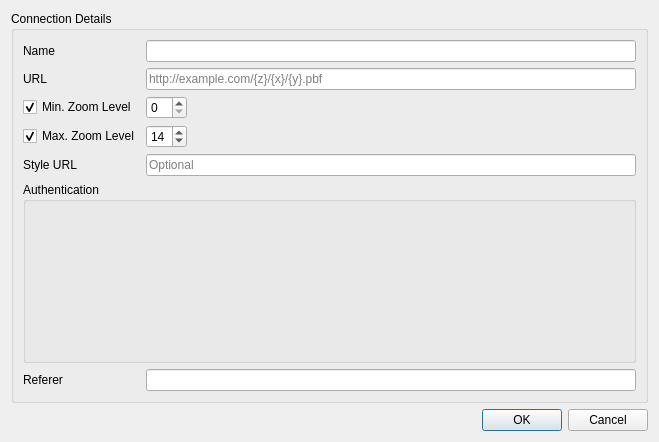
qgis/QGIS, file src/ui/qgsvectortileconnectiondialog.ui: the form before one commit.
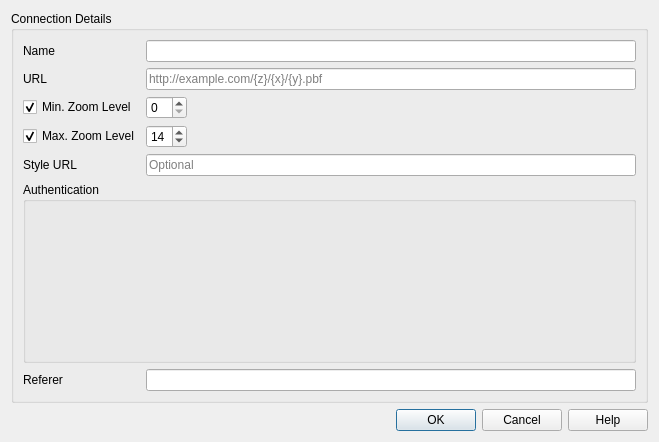
The form after the commit. Custom widgets are drawn as their Qt base class.

Commit message: Connect help buttons to docs

What changed in the file:
```diff
--- a/src/ui/qgsvectortileconnectiondialog.ui
+++ b/src/ui/qgsvectortileconnectiondialog.ui
@@ -164,7 +164,7 @@
       <enum>Qt::Horizontal</enum>
      </property>
      <property name="standardButtons">
-      <set>QDialogButtonBox::Cancel|QDialogButtonBox::Ok</set>
+      <set>QDialogButtonBox::Cancel|QDialogButtonBox::Help|QDialogButtonBox::Ok</set>
      </property>
     </widget>
    </item>
```
The commit also changes 10 other files.
